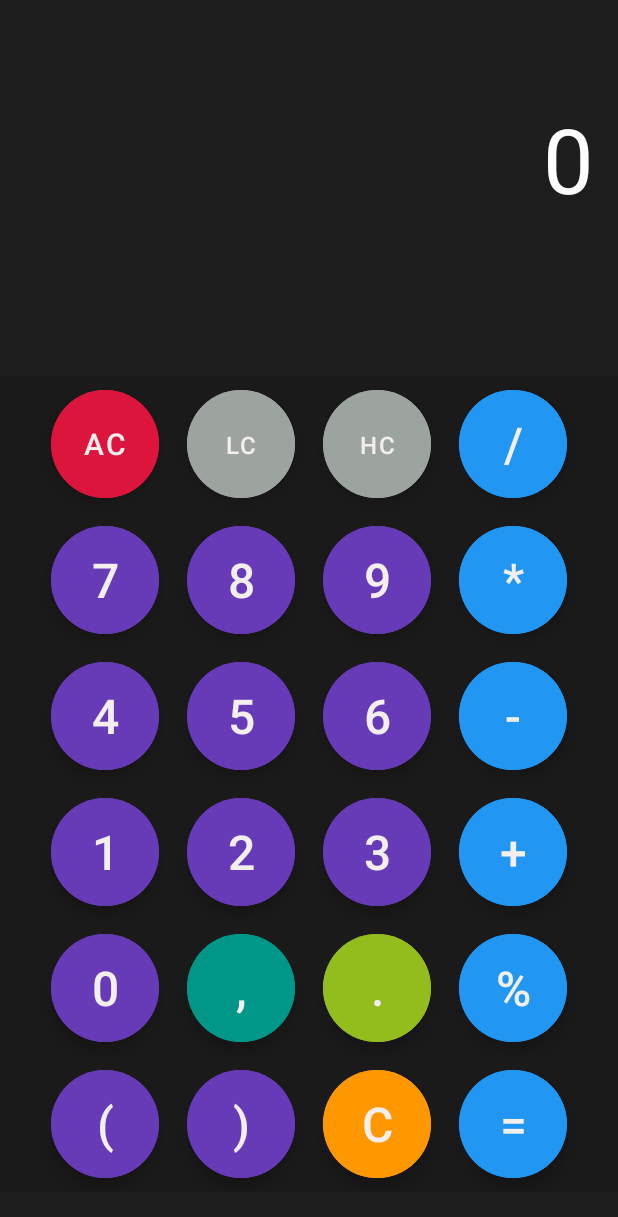
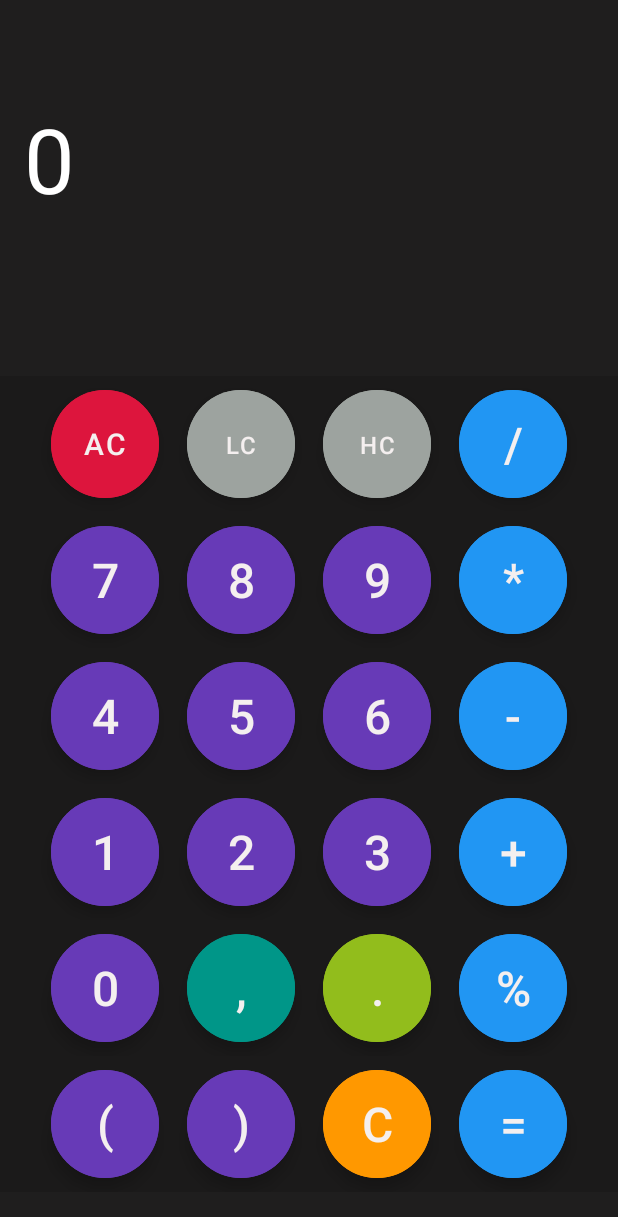
Before and after one commit to student-sandip/calculator_app, an Android app: the layout activity_main.xml on its own in the app's theme, with its tools: preview values and no code run, on a phone screen of 412 x 824 dp. Shown: the top 1217 px of the screen. Run offline under Robolectric (Android 15) with nearby library versions, the phone set to English and light mode, and no system bars.

Commit message:
some commits

```diff
--- a/app/src/main/res/layout/activity_main.xml
+++ b/app/src/main/res/layout/activity_main.xml
@@ -8,29 +8,36 @@
     android:background="#1F1E1E"
     tools:context=".MainActivity">
 
-    <TextView
-        android:id="@+id/text_result"
+    <HorizontalScrollView
+        android:id="@+id/horizontalScrollView"
         android:layout_width="match_parent"
         android:layout_height="wrap_content"
-        android:layout_above="@+id/buttons_layout"
-        android:layout_alignParentStart="true"
-        android:layout_alignParentTop="true"
-        android:layout_alignParentEnd="true"
         android:layout_marginStart="16dp"
+        android:layout_marginEnd="16dp"
         android:layout_marginTop="65dp"
-        android:layout_marginEnd="16dp"
         android:layout_marginBottom="16dp"
-        android:autoSizeMaxTextSize="60sp"
-        android:autoSizeMinTextSize="10sp"
-        android:autoSizeStepGranularity="1sp"
-        android:autoSizeTextType="uniform"
-        android:ellipsize="none"
-        android:gravity="end"
-        android:singleLine="true"
-        android:text="0"
-        android:textAlignment="viewEnd"
-        android:textColor="@color/white"
-        android:textSize="60sp" />
+        android:scrollbars="none">
+
+        <EditText
+            android:id="@+id/text_result"
+            android:layout_width="wrap_content"
+            android:layout_height="wrap_content"
+            android:background="@android:color/transparent"
+            android:text="0"
+            android:textColor="@color/white"
+            android:textSize="60sp"
+            android:singleLine="true"
+            android:ellipsize="none"
+            android:gravity="end"
+            android:textAlignment="viewEnd"
+            android:cursorVisible="true"
+            android:longClickable="true"
+            android:focusable="true"
+            android:focusableInTouchMode="true"
+            android:inputType="textVisiblePassword" />
+    </HorizontalScrollView>
+
+
 
 
 
```
Also changed, not shown: app/src/main/java/com/example/calculator/MainActivity.java (+41 -11 lines).
